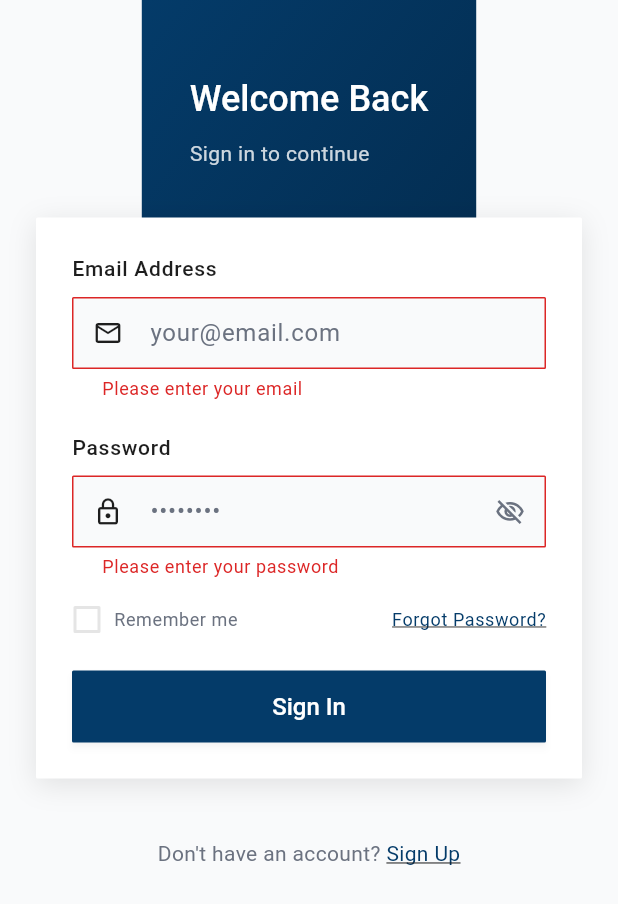
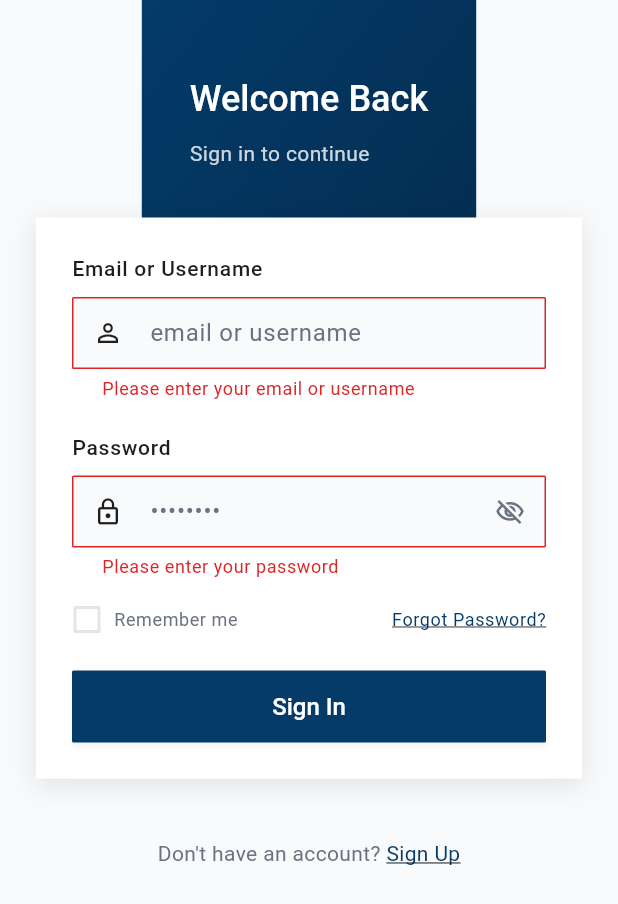
Before and after one commit to niiodartey-tt/suresend, a Flutter app: the LoginScreen screen opened directly, after a tap on "Sign In", on a phone screen of 412 x 824 dp. Shown: the top 904 px of the screen. Run offline on Flutter 3.47's test engine with Material 3 defaults, Android fonts, the phone set to English and light mode, and no system bars; our stand-ins replace flutter_secure_storage, google_fonts, pinput, shared_preferences; accounts and stored records are empty; Roboto replaces fonts that are missing (Lexend Deca); statements that could not run were skipped.

Commit message:
Update login and splash screens to match Figma theme
Login Screen Changes:
- Enable login via username or email (not just email)
- Change field label from "Email Address" to "Email or Username"
- Update icon from mail_outline to person_outline
- Update validation to accept both formats
- Update placeholder text to "email or username"

Splash Screen Changes:
- Add gradient background (primary to primaryDark)
- Replace security icon with shield_outlined
- Add semi-transparent white background to icon (10% opacity)
- Update tagline to "Secure Escrow for Every Deal"
- Add scale and fade animations matching Figma
- Improve typography (font weight 500, letter spacing)
- Remove loading indicator (cleaner design)

Both screens now perfectly match Figma specifications.

🤖 Generated with [Claude Code](https://claude.com/claude-code)

Co-Authored-By: Claude <noreply@anthropic.com>

```diff
--- a/mobile/lib/screens/auth/login_screen.dart
+++ b/mobile/lib/screens/auth/login_screen.dart
@@ -140,18 +140,18 @@ class _LoginScreenState extends State<LoginScreen> {
                   child: Column(
                     crossAxisAlignment: CrossAxisAlignment.stretch,
                     children: [
-                      // Email Address
+                      // Email or Username
                       Text(
-                        'Email Address',
+                        'Email or Username',
                         style: Theme.of(context).textTheme.labelMedium,
                       ),
                       const SizedBox(height: 8),
                       TextFormField(
                         controller: _emailController,
-                        keyboardType: TextInputType.emailAddress,
+                        keyboardType: TextInputType.text,
                         decoration: InputDecoration(
-                          hintText: 'your@email.com',
-                          prefixIcon: const Icon(Icons.mail_outline, size: 20),
+                          hintText: 'email or username',
+                          prefixIcon: const Icon(Icons.person_outline, size: 20),
                           filled: true,
                           fillColor: AppColors.inputBackground,
                           contentPadding: const EdgeInsets.symmetric(
@@ -173,10 +173,7 @@ class _LoginScreenState extends State<LoginScreen> {
                         ),
                         validator: (value) {
                           if (value == null || value.trim().isEmpty) {
-                            return 'Please enter your email';
-                          }
-                          if (!value.contains('@')) {
-                            return 'Please enter a valid email';
+                            return 'Please enter your email or username';
                           }
                           return null;
                         },
```
Also changed, not shown: mobile/lib/screens/splash_screen.dart (+64 -21 lines).
